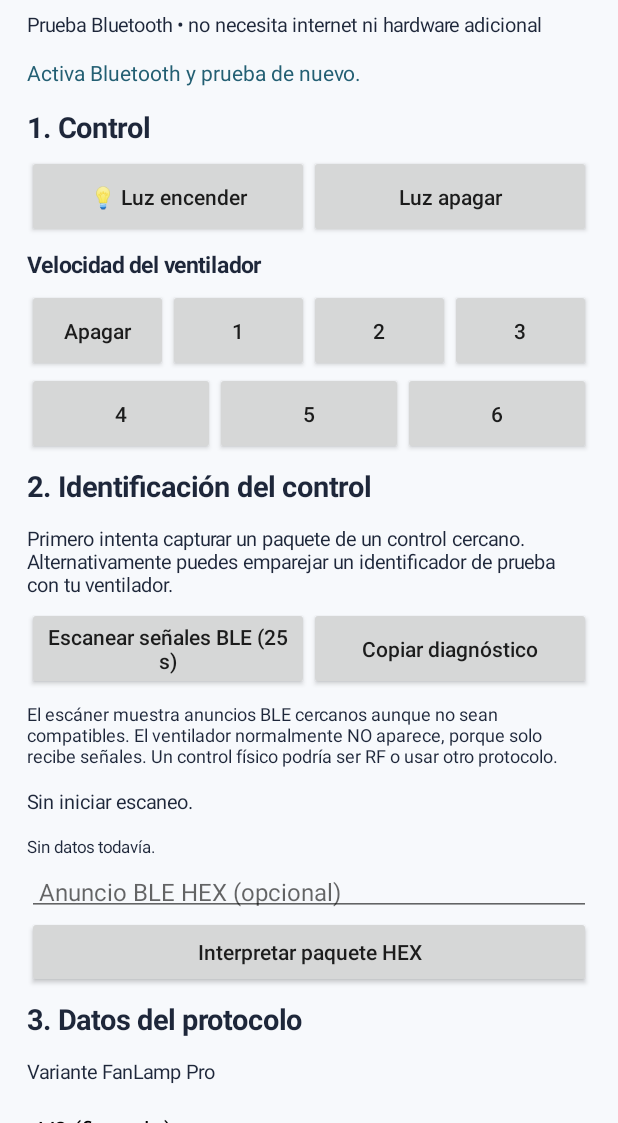
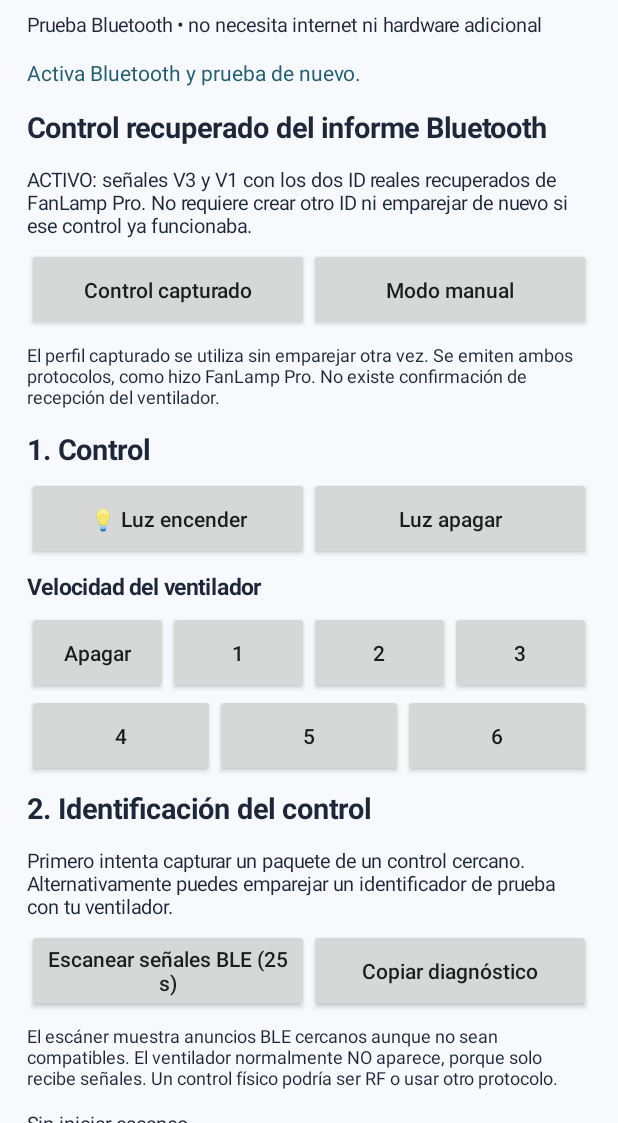
Before and after one commit to chechelnitzky/fanlamp-mini, an Android app: the screen it shows after launch (MainActivity), after a tap on "Luz apagar", on a phone screen of 412 x 824 dp, the part 113-1236 px from its top. Run offline under Robolectric (Android 15) with nearby library versions, the phone set to English and light mode, and no system bars; 1 other tap on this screen came first.

Commit message:
FanLamp Mini 0.3.0: corrected V3/V1 BLE advertising from HCI capture
* Add validated FanLamp Pro V3 and V1 profiles from HCI capture

* Match FanLamp Pro connectable 31-byte BLE UUID advertisement

* Correct FanLamp transmitter counter to 8-bit wrapping

* Use recorded paired FanLamp Pro V3+V1 identities for every control

* Add regression tests for exact FanLamp Pro packets and counter rollover

* Build release 0.3.0 and run captured BLE packet regression tests

* Bump Android app version to 0.3.0

* Document captured-profile setup, limitations and privacy

* Run Android compilation and regression tests on pull requests before releasing

* Fix escaped comment newlines so TX counter really increments

```diff
--- a/app/build.gradle
+++ b/app/build.gradle
@@ -10,8 +10,8 @@ android {
         applicationId 'cl.fanlampmini'
         minSdk 26
         targetSdk 35
-        versionCode 3
-        versionName '0.2.0'
+        versionCode 4
+        versionName '0.3.0'
     }
     compileOptions {
         sourceCompatibility JavaVersion.VERSION_17
--- a/app/src/main/java/cl/fanlampmini/BleSender.java
+++ b/app/src/main/java/cl/fanlampmini/BleSender.java
@@ -35,7 +35,7 @@ public final class BleSender {
         BluetoothLeAdvertiser advertiser=adapter.getBluetoothLeAdvertiser();
         if(advertiser==null){listener.result("El transmisor BLE no está disponible.");return;}
 
-        // 13 UUIDs x 2 bytes = 26 bytes + 2-byte AD header + 3-byte GAP flags = 31-byte legacy limit.
+        // 13 UUIDs x 2 bytes = 26 bytes + 2-byte AD header + 3-byte GAP flags = 31-byte legacy limit.\n        // HCI capture shows legacy connectable advertising with flags 02 01 01, not non-connectable.
         AdvertiseData.Builder data=new AdvertiseData.Builder().setIncludeDeviceName(false).setIncludeTxPowerLevel(false);
         for(int i=0;i<26;i+=2){
             int shortUuid=(payload[i]&255)|((payload[i+1]&255)<<8);
@@ -45,7 +45,7 @@ public final class BleSender {
         AdvertiseSettings settings=new AdvertiseSettings.Builder()
                 .setAdvertiseMode(AdvertiseSettings.ADVERTISE_MODE_LOW_LATENCY)
                 .setTxPowerLevel(AdvertiseSettings.ADVERTISE_TX_POWER_HIGH)
-                .setConnectable(false)
+                .setConnectable(true)
                 .setTimeout(0)
                 .build();
 
--- /dev/null
+++ b/app/src/main/java/cl/fanlampmini/CapturedControl.java
@@ -0,0 +1,42 @@
+package cl.fanlampmini;
+
+/**
+ * Local controller profiles decoded from the user's own FanLamp Pro HCI capture.
+ * The sample bytes are provided only to reconstruct the controller profile;
+ * outgoing commands are newly encoded with incremented counters.
+ *
+ * Based on the FanLamp codecs published by NicoIIT/ha-ble-adv (MIT).
+ */
+public final class CapturedControl {
+    private CapturedControl() {}
+
+    // Real advertising payloads (26 data bytes after GAP flags + AD type 0x03).
+    public static final String V3_SAMPLE =
+        "F0082082363CFD5F5633CB4A1945770F9180FFEE7EC6532B22E1";
+    public static final String V1_SAMPLE =
+        "77F8B65F2B5E00FC3151D01D5208240A5BFC8D6AF49C348A68DE";
+
+    public static FanLampCodec.Config v3() {
+        FanLampCodec.Decoded decoded = FanLampCodec.decode(FanLampCodec.parseHex(V3_SAMPLE));
+        if (decoded == null || decoded.config.version != FanLampCodec.Version.V3
+                || decoded.config.id != 0x13A252E5L || decoded.config.index != 3
+                || decoded.config.seed != 0x2B53
+                || decoded.config.prefix[0] != 0x20 || decoded.config.prefix[1] != 0x82) {
+            throw new IllegalStateException("Captured FanLamp Pro V3 packet failed validation");
+        }
+        FanLampCodec.Config c = decoded.config;
+        c.txCount = 251; // Last V3 transmission observed in this capture.
+        return c;
+    }
+
+    public static FanLampCodec.Config v1() {
+        FanLampCodec.Decoded decoded = FanLampCodec.decode(FanLampCodec.parseHex(V1_SAMPLE));
+        if (decoded == null || decoded.config.version != FanLampCodec.Version.V1
+                || decoded.config.id != 0x00AC50E5L || decoded.config.index != 3) {
+            throw new IllegalStateException("Captured FanLamp Pro V1 packet failed validation");
+        }
+        FanLampCodec.Config c = decoded.config;
+        c.txCount = 236; // Last V1 transmission observed in this capture.
+        return c;
+    }
+}
--- a/app/src/main/java/cl/fanlampmini/FanLampCodec.java
+++ b/app/src/main/java/cl/fanlampmini/FanLampCodec.java
@@ -83,7 +83,9 @@ public final class FanLampCodec {
         if (c.index<0 || c.index>255 || c.seed<1 || c.seed>0xFFF5 ||
                 (c.id & ~0xFFFFFFFFL)!=0 || c.prefix.length!=3)
             throw new IllegalArgumentException("Configuración fuera de rango");
-        c.txCount=(c.txCount+1)%125;
+        // The user's HCI capture contains V3 counters 250/251 and V1 counters 235/236.
+        // The packet field is an unsigned byte; previous modulo-125 was incorrect.
+        c.txCount=(c.txCount+1)&0xFF;
         if (c.version==Version.V1) return encodeV1(c,command,arg0,arg1,arg2,param);
         return encodeV2(c,command,arg0,arg1,arg2,param);
     }
--- a/app/src/main/java/cl/fanlampmini/MainActivity.java
+++ b/app/src/main/java/cl/fanlampmini/MainActivity.java
@@ -51,6 +51,10 @@ public final class MainActivity extends Activity {
     private final java.util.LinkedHashSet<String> scanSeen = new java.util.LinkedHashSet<>();
     private final ArrayList<String> scanSamples = new ArrayList<>();
     private FanLampCodec.Config[] trialProfiles;
+    private FanLampCodec.Config capturedV3, capturedV1;
+    private boolean useCapturedControl, capturedBusy;
+    private TextView capturedInfo;
+    private final java.security.SecureRandom capturedRandom = new java.security.SecureRandom();
 
     @Override public void onCreate(Bundle saved){
         super.onCreate(saved);
@@ -59,6 +63,7 @@ public final class MainActivity extends Activity {
         bluetooth=manager==null?null:manager.getAdapter();
         sender=new BleSender(bluetooth);
         readConfig();
+        restoreCaptured();
         draw();
         requestBluetoothPermissions();
     }
@@ -75,6 +80,33 @@ public final class MainActivity extends Activity {
             String[] chunks=prefs.getString("prefix","20 80 00").split(" ");
             if(chunks.length==3){config.prefix=new int[]{Integer.parseInt(chunks[0],16),Integer.parseInt(chunks[1],16),Integer.parseInt(chunks[2],16)};}
         } catch(Exception e){config=FanLampCodec.fresh(FanLampCodec.Version.V3);}
+    }
+    /** Rebuild the two controller IDs from BLE packets recorded from FanLamp Pro. */
+    private void restoreCaptured(){
+        capturedV3=CapturedControl.v3();
+        capturedV1=CapturedControl.v1();
+        capturedV3.txCount=prefs.getInt("captured_tx_v3",251)&255;
+        capturedV1.txCount=prefs.getInt("captured_tx_v1",236)&255;
+        useCapturedControl=prefs.getBoolean("use_captured_control",true);
+        if(useCapturedControl) config=capturedV3.copy();
+    }
+    private void updateCapturedInfo(){
+        if(capturedInfo!=null)capturedInfo.setText(useCapturedControl
+            ? "ACTIVO: señales V3 y V1 con los dos ID reales recuperados de FanLamp Pro. No requiere crear otro ID ni emparejar de nuevo si ese control ya funcionaba."
+            : "MODO MANUAL: se usará solamente el protocolo y los campos de abajo.");
+    }
+    private void activateCapture(){
+        useCapturedControl=true;
+        prefs.edit().putBoolean("use_captured_control",true).apply();
+        config=capturedV3.copy();persist();populate();trialProfiles=null;
+        updateCapturedInfo();
+        inform("Control recuperado activado. Prueba «Luz encender» junto al ventilador.");
+    }
+    private void activateManual(){
+        useCapturedControl=false;
+        prefs.edit().putBoolean("use_captured_control",false).apply();
+        trialProfiles=null;updateCapturedInfo();
+        inform("Modo manual activado. Guarda tus cambios antes de probar.");
     }
     private void persist(){
         prefs.edit().putString("v",config.version.name())
@@ -119,6 +151,11 @@ public final class MainActivity extends Activity {
         status=text("Preparado para probar. No hay conexión confirmada con el ventilador.",14,false);
         status.setTextColor(Color.rgb(35,95,115));page.addView(status);
 
+        section("Control recuperado del informe Bluetooth");
+        capturedInfo=text("",13,false);page.addView(capturedInfo);updateCapturedInfo();
+        row(button("Control capturado",this::activateCapture),button("Modo manual",this::activateManual));
+        page.addView(text("El perfil capturado se utiliza sin emparejar otra vez. Se emiten ambos protocolos, como hizo FanLamp Pro. No existe confirmación de recepción del ventilador.",12,false));
+
         section("1. Control");
         row(button("💡 Luz encender",()->sendLight(true)),button("Luz apagar",()->sendLight(false)));
         page.addView(text("Velocidad del ventilador",15,true));
@@ -152,16 +189,9 @@ public final class MainActivity extends Activity {
         page.addView(text("ATENCIÓN: un ID nuevo normalmente requiere emparejamiento. Eso podría hacer que el controlador antiguo deje de funcionar en algunos modelos.",13,false));
         page.addView(text("Prepara el ventilador para emparejar y pulsa una sola vez. Se envía inmediatamente, sin ventana de confirmación. El mensaje «Orden enviada» no significa que el ventilador la haya aceptado.",12,false));
         page.addView(button("Emparejar ahora (1 toque / protocolo seleccionado)",this::askPair));
-        section("4. Prueba automática (V3 → V2 → V1)");
-        page.addView(text("Pulsa el primer botón justo al restablecer electricidad. La app generará un solo ID de prueba para las tres variantes y enviará 3 órdenes consecutivas. Si la luz parpadea, hubo una reacción; no hay confirmación por Bluetooth. ATENCIÓN: podría reemplazar el emparejamiento anterior de algunos ventiladores.",12,false));
-        page.addView(button("Emparejar V3 + V2 + V1 (1 toque)",this::autoPair));
-        page.addView(button("Probar encendido de luz con V3 + V2 + V1",this::autoLight));
-        row(button("Probar solo V3",()->testVersion(FanLampCodec.Version.V3)),
-            button("Probar solo V2",()->testVersion(FanLampCodec.Version.V2)),
-            button("Probar solo V1",()->testVersion(FanLampCodec.Version.V1)));
-        pairingDetails=text("Sin prueba automática. Probar luz solo después de emparejar; cada variante usa la misma configuración de prueba.",12,false);
-        page.addView(pairingDetails);
-        page.addView(text("Versión de diagnóstico 0.2.0: sin horarios todavía. El escaneo desde este mismo teléfono no permite leer las emisiones de FanLamp Pro en ese teléfono.",12,false));
+        section("4. Diagnóstico");
+        page.addView(text("El modo capturado ya conoce los perfiles V3 y V1 del control utilizado por FanLamp Pro. Si no responde, revisa en el sistema que Bluetooth esté autorizado y conserva un nuevo bugreport para comparar los anuncios salientes.",12,false));
+        page.addView(text("Versión 0.3.0 · El control real se debe confirmar observando el ventilador.",12,false));
         page.addView(text("Basado en NicoIIT/ha-ble-adv (licencia MIT). No es la aplicación oficial FanLamp Pro.",11,false));
     }
     private boolean saveFields(boolean show){
@@ -187,7 +217,7 @@ public final class MainActivity extends Activity {
             config.id=ident;config.index=ix;config.seed=se;
             config.prefix=new int[]{Integer.parseInt(prefix.substring(0,2),16),Integer.parseInt(prefix.substring(2,4),16),Integer.parseInt(prefix.substring(4,6),16)};
             prefixField.setText(prefix);
-            persist();if(show)inform("Configuración guardada.");return true;
+            persist();if(show){activateManual();inform("Configuración manual guardada.");}return true;
         }catch(Exception e){inform("Revisa los datos: "+e.getMessage());return false;}
     }
     private void populate(){
@@ -202,18 +232,60 @@ public final class MainActivity extends Activity {
             .setNegativeButton("Cancelar",null)
             .setPositiveButton("Generar",(d,w)->{
                 FanLampCodec.Version v=protocol.getSelectedItemPosition()==0?FanLampCodec.Version.V3:protocol.getSelectedItemPosition()==1?FanLampCodec.Version.V2:FanLampCodec.Version.V1;
-                config=FanLampCodec.fresh(v);persist();populate();inform("Nuevo control creado. Todavía NO está emparejado.");
+                config=FanLampCodec.fresh(v);persist();populate();activateManual();inform("Nuevo control creado. Todavía NO está emparejado.");
             }).show();
     }
     private void sendLight(boolean on){
-        if(!ready() || !saveFields(false))return;
+        if(!ready())return;
+        if(useCapturedControl){sendCaptured(true,on?1:0);return;}
+        if(!saveFields(false))return;
         send(FanLampCodec.light(config,on));
     }
     private void sendFan(int speed){
-        if(!ready() || !saveFields(false))return;
+        if(!ready())return;
+        if(useCapturedControl){sendCaptured(false,speed);return;}
+        if(!saveFields(false))return;
         send(FanLampCodec.fan(config,speed));
     }
+    /**
+     * FanLamp Pro emitted a V3 ad followed by a V1 ad on each observed action.
+     * Each has its OWN controller ID. Do not send a new pair command or use one
+     * identifier for both formats. BLE advertising is broadcast with no ACK.
+     */
+    private void sendCaptured(boolean light,int value){
+        if(sequenceRunning||capturedBusy){
+            inform("Hay una secuencia Bluetooth en curso.");return;
+        }
+        capturedV1.seed=1+capturedRandom.nextInt(255); // V1 uses a fresh 8-bit seed per packet.
+        final byte[] v3=light?FanLampCodec.light(capturedV3,value==1):FanLampCodec.fan(capturedV3,value);
+        final byte[] v1=light?FanLampCodec.light(capturedV1,value==1):FanLampCodec.fan(capturedV1,value);
+        prefs.edit().putInt("captured_tx_v3",capturedV3.txCount)
+            .putInt("captured_tx_v1",capturedV1.txCount).apply();
+        capturedBusy=true;
+        inform("Enviando protocolo FanLamp Pro V3...");
+        sender.send(v3,450,msg->runOnUiThread(()->{
+            if(!capturedBusy)return;
+            if(msg.startsWith("Orden enviada")){
+                handler.postDelayed(()->sender.send(v1,450,msg2->runOnUiThread(()->{
+                    if(!capturedBusy)return;
+                    if(msg2.startsWith("Orden enviada")){
+                        capturedBusy=false;
+                        inform("Emitidos V3 y V1 con IDs capturados. Comprueba la reacción del ventilador; BLE no confirma recepción.");
+                    } else if(msg2.startsWith("Bluetooth está transmitiendo")){
+                        inform("Enviando protocolo FanLamp Pro V1...");
+                    } else {
+                        capturedBusy=false;inform("Error al enviar V1: "+msg2);
+                    }
+                })),90);
+            } else if(msg.startsWith("Bluetooth está transmitiendo")){
+                inform("Enviando protocolo FanLamp Pro V3...");
+            } else {
+                capturedBusy=false;inform("Error al enviar V3: "+msg);
+            }
+        }));
+    }
     private void askPair(){
+        if(useCapturedControl){inform("El control capturado ya tiene ID; no necesitas emparejar de nuevo. Para usar otro ID, pasa a modo manual.");return;}
         // Enviar de inmediato: los equipos pueden tener una ventana de emparejamiento breve.
         if(!ready() || !saveFields(false))return;
         send(FanLampCodec.pair(config));
@@ -347,7 +419,7 @@ public final class MainActivity extends Activity {
         if(scanSamples.isEmpty()){inform("Primero escanea las señales BLE durante 25 segundos.");return;}
         ClipboardManager clipboard=(ClipboardManager)getSystemService(Context.CLIPBOARD_SERVICE);
         if(clipboard==null)return;
-        String diagnostic="FanLamp Mini 0.2.0. "+bleTotal+" anuncios / "+bleUnique+" contenidos distintos.\n"+
+        String diagnostic="FanLamp Mini 0.3.0. "+bleTotal+" anuncios / "+bleUnique+" contenidos distintos.\n"+
                 android.text.TextUtils.join("\n",scanSamples);
         clipboard.setPrimaryClip(ClipData.newPlainText("BLE diagnóstico (revisar antes de compartir)",diagnostic));
         inform("Diagnóstico copiado. Revísalo antes de compartirlo; puede incluir identificadores de dispositivos cercanos.");
@@ -387,7 +459,7 @@ public final class MainActivity extends Activity {
                             .setMessage("Detecté un paquete FanLamp. ¿Quieres reutilizar este ID y esta clave? Hazlo solo si procede de un control que ya maneja TU ventilador.")
                             .setNegativeButton("No",null)
                             .setPositiveButton("Usar datos",(d,w)->{
-                                config=found.config;persist();populate();trialProfiles=null;
+                                config=found.config;persist();populate();trialProfiles=null;activateManual();
                                 inform("Datos cargados desde un anuncio BLE.");
                             }).show();
                     }
@@ -420,7 +492,7 @@ public final class MainActivity extends Activity {
             }
             FanLampCodec.Decoded decoded=FanLampCodec.decode(data);
             if(decoded==null){inform("No se reconoció un anuncio válido FanLamp V1/V2/V3 (26 bytes). ");return;}
-            config=decoded.config;persist();populate();detected.setText("Importado: "+FanLampCodec.hexId(config.id));
+            config=decoded.config;persist();populate();activateManual();detected.setText("Importado: "+FanLampCodec.hexId(config.id));
             inform("Configuración extraída del paquete.");
         }catch(Exception e){inform("HEX inválido: "+e.getMessage());}
     }
```
Also changed, not shown: 3 other files.
